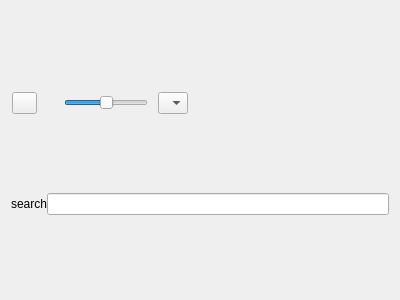
nicolas-daures/ArcadeRoom, file gamelistwidget.ui: the form before one commit.
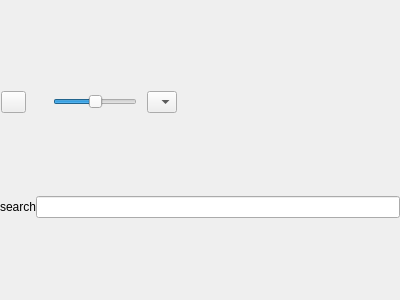
The form after the commit. Icons and pictures are not drawn.

The edit to the form file:
```diff
--- a/gamelistwidget.ui
+++ b/gamelistwidget.ui
@@ -14,6 +14,21 @@
    <string>Form</string>
   </property>
   <layout class="QVBoxLayout" name="verticalLayout">
+   <property name="spacing">
+    <number>0</number>
+   </property>
+   <property name="leftMargin">
+    <number>0</number>
+   </property>
+   <property name="topMargin">
+    <number>0</number>
+   </property>
+   <property name="rightMargin">
+    <number>0</number>
+   </property>
+   <property name="bottomMargin">
+    <number>0</number>
+   </property>
    <item>
     <widget class="QWidget" name="GamesToolsBar" native="true">
      <layout class="QHBoxLayout" name="GamesToolsBarLayout">
```
